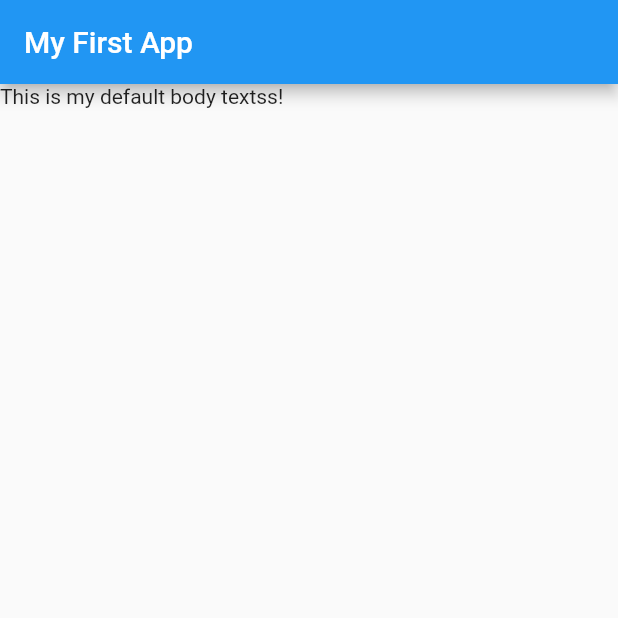
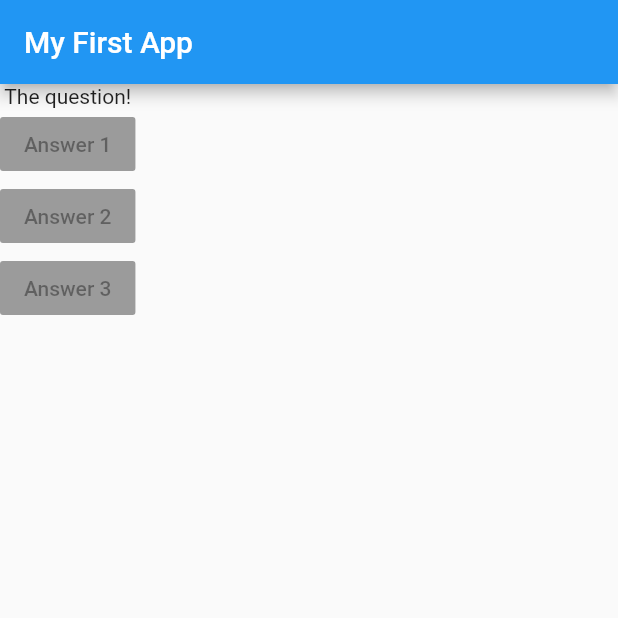
Before and after one commit to dgeorgiev436/flutter_basics_app, a Flutter app: the screen it shows after launch, on a phone screen of 412 x 824 dp, the top half of it. Run offline on Flutter 3.47's test engine with Material 2 defaults, Android fonts, the phone set to English and light mode, and no system bars.

Commit message:
Adding widgets

```diff
--- a/lib/main.dart
+++ b/lib/main.dart
@@ -5,14 +5,27 @@ void main() {
 }
 
 class MyApp extends StatelessWidget {
+
+
   @override
   Widget build(BuildContext context) {
+    var questions = [
+      'What\'s your favorite color?',
+      'What\'s your favorite animal'
+    ];
     return MaterialApp(
         home: Scaffold(
       appBar: AppBar(
         title: Text("My First App"),
       ),
-      body: Text("This is my default body textss!"),
+      body: Column(
+        children: [
+          Text("The question!"),
+          RaisedButton(child: Text("Answer 1"), onPressed: null),
+          RaisedButton(child: Text("Answer 2"), onPressed: null),
+          RaisedButton(child: Text("Answer 3"), onPressed: null),
+        ],
+      ),
     ));
   }
 }
```
